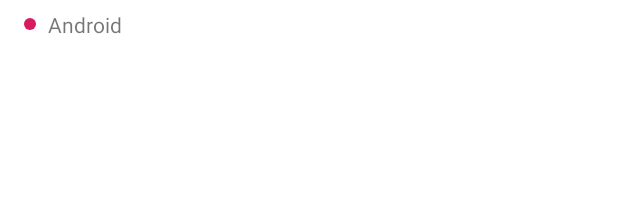
After one commit to kunotatemaki/CVApp, an Android app: the layout skill_item.xml on its own in the app's theme, with its tools: preview values and no code run, on a phone screen of 412 x 824 dp. The commit adds this screen. Shown: the top 207 px of the screen. Run offline under Robolectric (Android 15) with nearby library versions, the phone set to English and light mode, and no system bars.

Commit message:
add skills fragment

```diff
--- a/app/src/main/java/com/raul/androidapps/cvapp/persistence/daos/SkillDao.kt
+++ b/app/src/main/java/com/raul/androidapps/cvapp/persistence/daos/SkillDao.kt
@@ -9,7 +9,7 @@ import com.raul.androidapps.cvapp.persistence.entities.SkillsEntity
 @Dao
 abstract class SkillDao : BaseDao<SkillsEntity>() {
 
-    @Query("SELECT description FROM skills_table WHERE gist_id LIKE :gistId ORDER BY position DESC")
+    @Query("SELECT description FROM skills_table WHERE gist_id LIKE :gistId ORDER BY position ASC")
     abstract fun getListOfSkills(gistId: String): LiveData<List<String>>
 
     @Query("DELETE FROM skills_table WHERE gist_id LIKE :gistId AND position > :lastPosition")
--- a/app/src/main/java/com/raul/androidapps/cvapp/repository/Repository.kt
+++ b/app/src/main/java/com/raul/androidapps/cvapp/repository/Repository.kt
@@ -37,6 +37,11 @@ class Repository @Inject constructor(
     fun geUserInfo(gistId: String): LiveData<Profile> {
         fetchFromNetwork(gistId, forceFetch = false)
         return persistenceManager.getUserInfo(gistId)
+    }
+
+    fun getSkills(gistId: String): LiveData<List<String>> {
+        fetchFromNetwork(gistId, forceFetch = false)
+        return persistenceManager.getListOfSkills(gistId)
     }
 
     fun fetchFromNetwork(gistId: String, forceFetch: Boolean) {
--- a/app/src/main/java/com/raul/androidapps/cvapp/ui/info/InfoFragment.kt
+++ b/app/src/main/java/com/raul/androidapps/cvapp/ui/info/InfoFragment.kt
@@ -37,10 +37,9 @@ class InfoFragment : BaseFragment() {
         viewModel = ViewModelProviders.of(this, viewModelFactory).get(InfoViewModel::class.java)
         super.onActivityCreated(savedInstanceState)
 
-        viewModel.getDescription(BuildConfig.CV_GIST_ID).observe({ this.lifecycle }) {
+        viewModel.getDescription().observe({ this.lifecycle }) {
             it?.let { description ->
-                binding.description.text =
-                    description + description + description + description + description
+                binding.description.text = description
             }
         }
     }
--- a/app/src/main/java/com/raul/androidapps/cvapp/ui/info/InfoViewModel.kt
+++ b/app/src/main/java/com/raul/androidapps/cvapp/ui/info/InfoViewModel.kt
@@ -11,8 +11,8 @@ class InfoViewModel @Inject constructor(private val repository: Repository) :
 
     private val description: MutableLiveData<String> = MutableLiveData()
 
-    fun getDescription(gist: String): LiveData<String> {
-        repository.geUserInfo(gist).observeForever {
+    fun getDescription(): LiveData<String> {
+        repository.geUserInfo(getGistId()).observeForever {
             it?.let {
                 description.postValue(it.description)
             }
--- a/app/src/main/java/com/raul/androidapps/cvapp/ui/skill/SkillViewModel.kt
+++ b/app/src/main/java/com/raul/androidapps/cvapp/ui/skill/SkillViewModel.kt
@@ -1,5 +1,6 @@
 package com.raul.androidapps.cvapp.ui.skill
 
+import androidx.lifecycle.LiveData
 import com.raul.androidapps.cvapp.repository.Repository
 import com.raul.androidapps.cvapp.ui.common.BaseViewModel
 import javax.inject.Inject
@@ -7,5 +8,6 @@ import javax.inject.Inject
 class SkillViewModel @Inject constructor(
     private val repository: Repository
 ) : BaseViewModel(repository) {
-    // TODO: Implement the ViewModel
+
+    fun getSkills(): LiveData<List<String>> = repository.getSkills(getGistId())
 }
--- /dev/null
+++ b/app/src/main/res/drawable/item_dot.xml
@@ -0,0 +1,8 @@
+<?xml version="1.0" encoding="utf-8"?>
+<shape
+        xmlns:android="http://schemas.android.com/apk/res/android"
+        android:shape="oval">
+
+    <solid
+            android:color="@color/colorDot"/>
+</shape>
--- /dev/null
+++ b/app/src/main/res/layout/skill_item.xml
@@ -0,0 +1,44 @@
+<?xml version="1.0" encoding="utf-8"?>
+<layout xmlns:android="http://schemas.android.com/apk/res/android"
+        xmlns:app="http://schemas.android.com/apk/res-auto"
+        xmlns:tools="http://schemas.android.com/tools">
+
+    <data>
+
+        <variable
+                name="skill"
+                type="String" />
+    </data>
+
+    <androidx.constraintlayout.widget.ConstraintLayout
+            android:layout_width="match_parent"
+            android:layout_height="wrap_content">
+
+        <ImageView
+                android:id="@+id/item_dot"
+                android:layout_width="8dp"
+                android:layout_height="8dp"
+                android:layout_marginStart="16dp"
+                android:layout_marginTop="12dp"
+                android:layout_marginEnd="16dp"
+                android:layout_marginBottom="12dp"
+                android:src="@drawable/item_dot"
+                app:layout_constraintBottom_toBottomOf="parent"
+                app:layout_constraintStart_toStartOf="parent"
+                app:layout_constraintTop_toTopOf="parent"
+                tools:ignore="ContentDescription" />
+
+        <TextView
+                android:layout_width="0dp"
+                android:layout_height="wrap_content"
+                android:layout_marginStart="8dp"
+                android:text="@{skill}"
+                app:layout_constraintStart_toEndOf="@id/item_dot"
+                app:layout_constraintTop_toTopOf="@id/item_dot"
+                app:layout_constraintBottom_toBottomOf="@id/item_dot"
+                tools:text="Android"
+                />
+
+
+    </androidx.constraintlayout.widget.ConstraintLayout>
+</layout>
--- a/app/src/main/res/values/colors.xml
+++ b/app/src/main/res/values/colors.xml
@@ -3,4 +3,6 @@
     <color name="colorPrimary">#008577</color>
     <color name="colorPrimaryDark">#00574B</color>
     <color name="colorAccent">#D81B60</color>
+    <color name="colorTitle">#D81B60</color>
+    <color name="colorDot">#D81B60</color>
 </resources>
```
Also changed, not shown: app/src/main/java/com/raul/androidapps/cvapp/ui/skill/SkillFragment.kt (+10 -7 lines), app/src/main/java/com/raul/androidapps/cvapp/ui/skill/SkillsAdapter.kt (added, +49 -0 lines), app/src/main/res/layout/skill_fragment.xml (+48 -7 lines).
